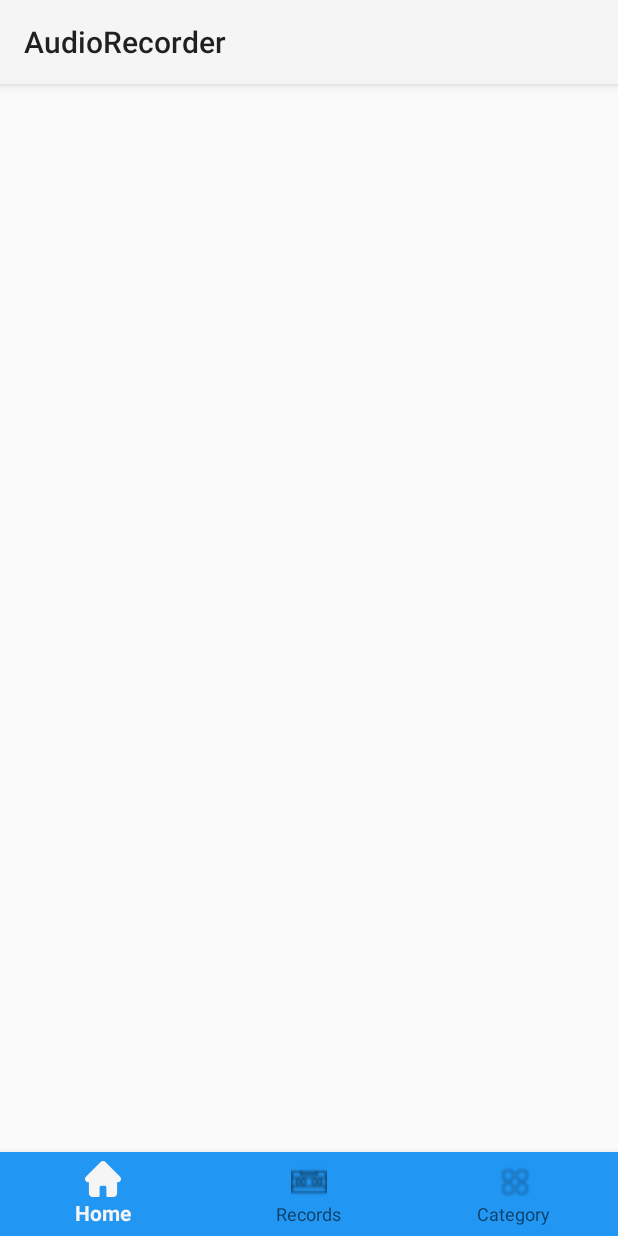
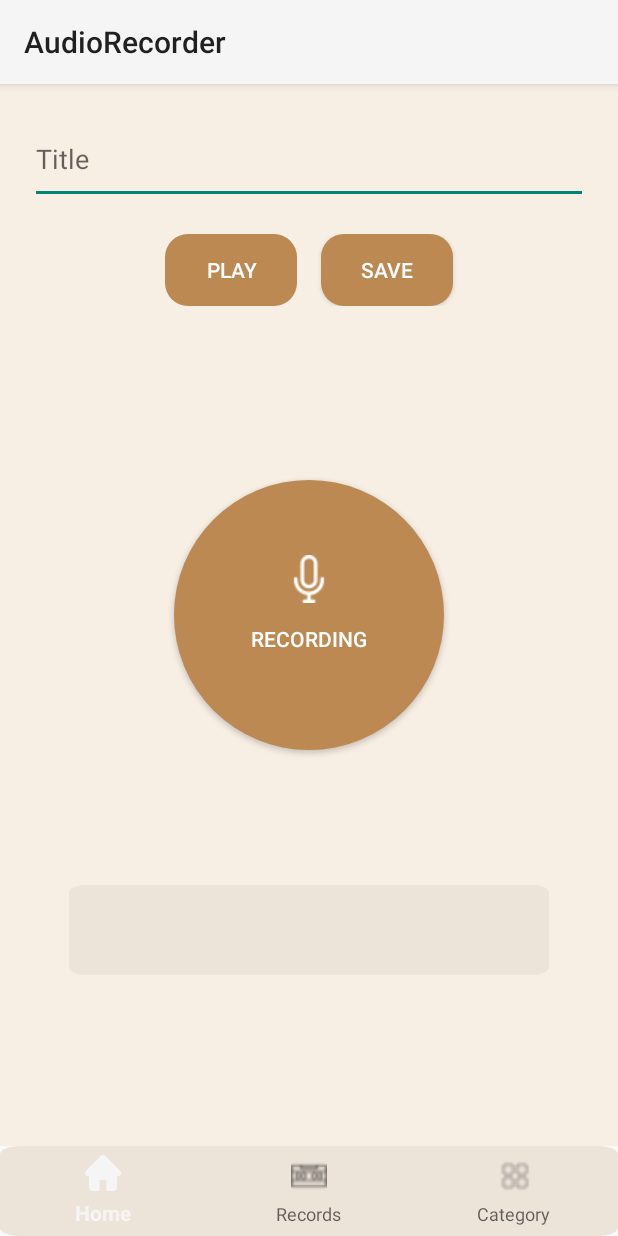
Before and after one commit to duokhongg3937/audio-recorder, an Android app: the screen it shows after launch (MainActivity), on a phone screen of 412 x 824 dp. Run offline under Robolectric (Android 15) with nearby library versions, the phone set to English and light mode, and no system bars.

Commit message:
Chinh mau giao dien, fix loi recording time mat khi chuyen fragment

```diff
--- /dev/null
+++ b/app/src/main/java/com/duokhongg/audiorecorder/FragmentCallbacks.java
@@ -0,0 +1,5 @@
+package com.duokhongg.audiorecorder;
+
+public interface FragmentCallbacks {
+    public void onMessageFromMainToFragment(String message);
+}
--- a/app/src/main/java/com/duokhongg/audiorecorder/HomeFragment.java
+++ b/app/src/main/java/com/duokhongg/audiorecorder/HomeFragment.java
@@ -1,12 +1,19 @@
 package com.duokhongg.audiorecorder;
 
+import android.app.AlertDialog;
+import android.content.Context;
 import android.content.ContextWrapper;
+import android.content.DialogInterface;
+import android.content.SharedPreferences;
 import android.media.MediaPlayer;
 import android.media.MediaRecorder;
 import android.os.Bundle;
 
 import androidx.annotation.NonNull;
 import androidx.annotation.Nullable;
+import androidx.appcompat.widget.AppCompatButton;
+import androidx.core.content.ContextCompat;
+import androidx.core.content.res.ResourcesCompat;
 import androidx.fragment.app.Fragment;
 
 import android.os.Environment;
@@ -24,8 +31,9 @@ import com.google.android.material.button.MaterialButton;
 
 import java.io.File;
 import java.io.IOException;
+import java.util.Objects;
 
-public class HomeFragment extends Fragment {
+public class HomeFragment extends Fragment implements FragmentCallbacks, Timer.OnTimerClickListener {
 
     Handler timeHandler = new Handler();
     Runnable timerRunnable;
@@ -33,7 +41,7 @@ public class HomeFragment extends Fragment {
     long pausingStartTime = 0;
     long pausingEndTime = 0;
     long totalPauseTime = 0;
-    MaterialButton btnRecord;
+    AppCompatButton btnRecord;
     Button btnPlay, btnSave;
     MediaRecorder mediaRecorder;
     MediaPlayer mediaPlayer;
@@ -41,6 +49,11 @@ public class HomeFragment extends Fragment {
     TextView txtFilePath, txtRecordingTime;
     boolean isRecording = false;
     boolean isTimerPaused = true;
+    MainActivity mainActivity;
+    Timer timer;
+    String filePath = "";
+    String recordingTime = "";
+
 
     private String getRecordingFilePath(String fileTitle) {
         String title = fileTitle != null ? fileTitle : "testRecordingFile";
@@ -86,7 +99,7 @@ public class HomeFragment extends Fragment {
 
             mediaRecorder.start();
 
-            btnRecord.setIconResource(R.drawable.square);
+            btnRecord.setCompoundDrawablesWithIntrinsicBounds(null, ContextCompat.getDrawable(requireContext(), R.drawable.square), null, null);
             isRecording = true;
             txtFilePath.setText(getRecordingFilePath(edtTitle.getText().toString()));
         } catch(Exception e) {
@@ -105,22 +118,28 @@ public class HomeFragment extends Fragment {
         mediaRecorder.release();
         mediaRecorder = null;
 
-        btnRecord.setIconResource(R.drawable.mic);
+        btnRecord.setCompoundDrawablesWithIntrinsicBounds(null, ContextCompat.getDrawable(requireContext(), R.drawable.mic), null, null);
 
         // stop timer
         timeHandler.removeCallbacks(timerRunnable);
+        totalPauseTime = 0;
     }
 
     @Override
     public void onViewCreated(@NonNull View view, @Nullable Bundle savedInstanceState) {
         super.onViewCreated(view, savedInstanceState);
 
-        btnRecord = (MaterialButton) requireView().findViewById(R.id.btnRecord);
+        btnRecord = (AppCompatButton) requireView().findViewById(R.id.btnRecord);
         btnPlay = (Button) requireView().findViewById(R.id.btnPlay);
         btnSave = (Button) requireView().findViewById(R.id.btnSave);
         edtTitle = (EditText) requireView().findViewById(R.id.edtTitle);
         txtFilePath = (TextView) requireView().findViewById(R.id.txtFilePath);
         txtRecordingTime = (TextView) requireView().findViewById(R.id.txtRecordingTime);
+
+        btnSave.setBackgroundResource(R.drawable.button);
+
+        timer = new Timer();
+        timer.setOnTimerClickListener(this);
 
         btnPlay.setEnabled(false);
 
@@ -133,14 +152,15 @@ public class HomeFragment extends Fragment {
                     pausingStartTime = SystemClock.elapsedRealtime();
                     isRecording = false;
                     isTimerPaused = true;
-                    btnRecord.setIconResource(R.drawable.mic);
+                    btnRecord.setCompoundDrawablesWithIntrinsicBounds(null, ContextCompat.getDrawable(requireContext(), R.drawable.mic), null, null);
 
                     Toast.makeText(requireActivity(), "Recording is stopped", Toast.LENGTH_SHORT).show();
                 } else if (mediaRecorder != null) {
                     mediaRecorder.resume();
+                    txtFilePath.setText(getRecordingFilePath(edtTitle.getText().toString()));
                     pausingEndTime = SystemClock.elapsedRealtime();
                     totalPauseTime = totalPauseTime + (pausingEndTime - pausingStartTime);
-                    btnRecord.setIconResource(R.drawable.square);
+                    btnRecord.setCompoundDrawablesWithIntrinsicBounds(null, ContextCompat.getDrawable(requireContext(), R.drawable.square), null, null);
                     isTimerPaused = false;
                     isRecording = true;
                 } else {
@@ -173,6 +193,9 @@ public class HomeFragment extends Fragment {
             public void onClick(View view) {
                 if (mediaRecorder != null) {
                     stopRecording();
+                    txtFilePath.setText("");
+                    txtRecordingTime.setText("");
+                    edtTitle.setText("");
                     Toast.makeText(requireActivity(), "Recording is saved", Toast.LENGTH_SHORT).show();
                 } else {
                     Toast.makeText(requireActivity(), "Nothing to save", Toast.LENGTH_SHORT).show();
@@ -192,11 +215,51 @@ public class HomeFragment extends Fragment {
         return inflater.inflate(R.layout.fragment_home, container, false);
     }
 
-//    @Override
-//    public void onDestroy() {
-//        super.onDestroy();
-//        if (mediaRecorder != null && isRecording) {
-//            stopRecording();
-//        }
-//    }
+    @Override
+    public void onMessageFromMainToFragment(String message) {
+    }
+
+    private void showConfirmationDialog() {
+        AlertDialog.Builder builder = new AlertDialog.Builder(requireContext());
+
+        builder.setTitle("Confirmation")
+                .setMessage("Do you want to continue?")
+                .setPositiveButton("Yes", new DialogInterface.OnClickListener() {
+                    public void onClick(DialogInterface dialog, int id) {
+                        // User clicked Yes, continue with the operation
+                        // Add your logic here
+                    }
+                })
+                .setNegativeButton("No", new DialogInterface.OnClickListener() {
+                    public void onClick(DialogInterface dialog, int id) {
+                        // User clicked No, cancel the operation
+                        // Add your logic here or simply dismiss the dialog
+                        dialog.dismiss();
+                    }
+                });
+
+        // Create and show the AlertDialog
+        AlertDialog dialog = builder.create();
+        dialog.show();
+    }
+
+    @Override
+    public void onTimerTick(String value) {
+        System.out.println(value);
+    }
+
+    @Override
+    public void onPause() {
+        super.onPause();
+        filePath = txtFilePath.getText().toString();
+        recordingTime = txtRecordingTime.getText().toString();
+    }
+
+    @Override
+    public void onResume() {
+        super.onResume();
+
+        txtFilePath.setText(filePath);
+        txtRecordingTime.setText(recordingTime);
+    }
 }
--- a/app/src/main/java/com/duokhongg/audiorecorder/MainActivity.java
+++ b/app/src/main/java/com/duokhongg/audiorecorder/MainActivity.java
@@ -1,4 +1,6 @@
 package com.duokhongg.audiorecorder;
+
+import static android.graphics.Color.parseColor;
 
 import androidx.appcompat.app.AppCompatActivity;
 import androidx.core.app.ActivityCompat;
@@ -12,9 +14,12 @@ import android.content.ContextWrapper;
 import android.content.pm.PackageManager;
 import android.media.MediaPlayer;
 import android.media.MediaRecorder;
+import android.os.Build;
 import android.os.Bundle;
 import android.os.Environment;
 import android.view.View;
+import android.view.Window;
+import android.view.WindowManager;
 import android.widget.Button;
 import android.widget.Toast;
 
@@ -23,10 +28,14 @@ import com.google.android.material.bottomnavigation.BottomNavigationView;
 import java.io.File;
 
 
-public class MainActivity extends AppCompatActivity {
+public class MainActivity extends AppCompatActivity implements MainCallbacks {
 
     BottomNavigationView bottomNavigationView;
     static int MICROPHONE_PERMISSION_CODE = 200;
+    FragmentManager fragmentManager;
+    RecordsFragment recordsFragment;
+    CategoryFragment categoryFragment;
+    HomeFragment homeFragment;
 
     @Override
     protected void onCreate(Bundle savedInstanceState) {
@@ -34,34 +43,39 @@ public class MainActivity extends AppCompatActivity {
         setContentView(R.layout.activity_main);
 
         bottomNavigationView = (BottomNavigationView) findViewById(R.id.navigationView);
-        replaceFragment(new HomeFragment());
+        fragmentManager = getSupportFragmentManager();
+        homeFragment = new HomeFragment();
+        recordsFragment = new RecordsFragment();
+        categoryFragment = new CategoryFragment();
+        replaceFragment(homeFragment);
 
         if (isMicPresent()) {
             getMicPermission();
+        }
+
+        if (Build.VERSION.SDK_INT >= Build.VERSION_CODES.LOLLIPOP) {
+            Window window = getWindow();
+            window.addFlags(WindowManager.LayoutParams.FLAG_DRAWS_SYSTEM_BAR_BACKGROUNDS);
+            window.setStatusBarColor(parseColor("#bc8953"));
         }
 
 
 
         bottomNavigationView.setOnItemSelectedListener(item -> {
             if (item.getItemId() == R.id.home) {
-                replaceFragment(new HomeFragment());
+                replaceFragment(homeFragment);
             } else if (item.getItemId() == R.id.record) {
-                replaceFragment(new RecordsFragment());
+                replaceFragment(recordsFragment);
             } else {
-                replaceFragment(new CategoryFragment());
+                replaceFragment(categoryFragment);
             }
-
             return true;
         });
     }
 
 
     private boolean isMicPresent() {
-        if (this.getPackageManager().hasSystemFeature(PackageManager.FEATURE_MICROPHONE)) {
-            return true;
-        } else {
-            return false;
-        }
+        return this.getPackageManager().hasSystemFeature(PackageManager.FEATURE_MICROPHONE);
     }
 
     private void getMicPermission() {
@@ -72,11 +86,14 @@ public class MainActivity extends AppCompatActivity {
 
 
     private void replaceFragment(Fragment fragment) {
-        FragmentManager fragmentManager = getSupportFragmentManager();
         FragmentTransaction fragmentTransaction = fragmentManager.beginTransaction();
         fragmentTransaction.replace(R.id.frameLayout, fragment);
         fragmentTransaction.commit();
     }
 
 
+    @Override
+    public void onMessageFromFragmentToMain(String sender, String message) {
+        Toast.makeText(getApplication(), "SENDER: " + sender + "\n" + "MESSAGE: " + message, Toast.LENGTH_SHORT).show();
+    }
 }
--- /dev/null
+++ b/app/src/main/java/com/duokhongg/audiorecorder/MainCallbacks.java
@@ -0,0 +1,5 @@
+package com.duokhongg.audiorecorder;
+
+public interface MainCallbacks {
+    public void onMessageFromFragmentToMain(String sender, String message);
+}
--- a/app/src/main/java/com/duokhongg/audiorecorder/RecordsFragment.java
+++ b/app/src/main/java/com/duokhongg/audiorecorder/RecordsFragment.java
@@ -22,11 +22,14 @@ import java.util.Arrays;
 import java.util.List;
 import java.util.stream.Collectors;
 
-public class RecordsFragment extends Fragment {
+public class RecordsFragment extends Fragment implements FragmentCallbacks {
 
     ListView listRecords;
     List<File> listRecordsData;
     MediaPlayer mediaPlayer;
+    MainActivity mainActivity;
+
+
 
     private String getRecordingFilePath(String fileTitle) {
         ContextWrapper contextWrapper = new ContextWrapper(requireActivity().getApplicationContext());
@@ -46,7 +49,7 @@ public class RecordsFragment extends Fragment {
             }
         }
 
-        return new ArrayList<>(); //
+        return new ArrayList<>();
     }
 
     @Override
@@ -96,4 +99,8 @@ public class RecordsFragment extends Fragment {
         super.onDestroy();
         mediaPlayer = null;
     }
+
+    @Override
+    public void onMessageFromMainToFragment(String message) {
+    }
 }
--- /dev/null
+++ b/app/src/main/java/com/duokhongg/audiorecorder/Timer.java
@@ -0,0 +1,52 @@
+package com.duokhongg.audiorecorder;
+
+
+import android.os.Handler;
+import android.os.Looper;
+
+public class Timer {
+    interface OnTimerClickListener {
+        void onTimerTick(String value);
+    }
+
+
+    private Handler handler = new Handler(Looper.getMainLooper());
+    private Runnable runnable;
+    private long duration = 1L;
+    private long delay = 100L;
+    private OnTimerClickListener onTimerClickListener;
+
+    Timer() {
+        runnable = new Runnable() {
+            @Override
+            public void run() {
+                duration += delay;
+                handler.postDelayed(runnable, delay);
+                onTimerClickListener.onTimerTick(String.valueOf(duration));
+            }
+        };
+    }
+
+    private void start() {
+        handler.postDelayed(runnable, delay);
+    }
+
+    private void pause() {
+        handler.removeCallbacks(runnable);
+    }
+
+    private void stop() {
+        handler.removeCallbacks(runnable);
+        duration = 0L;
+    }
+
+    public void setOnTimerClickListener(OnTimerClickListener listener) {
+        this.onTimerClickListener = listener;
+    }
+
+
+
+
+
+
+}
--- /dev/null
+++ b/app/src/main/res/drawable/button.xml
@@ -0,0 +1,8 @@
+<?xml version="1.0" encoding="utf-8"?>
+<shape
+    xmlns:android="http://schemas.android.com/apk/res/android"
+    android:shape="rectangle">
+    <corners
+        android:radius="15dp"/>
+    <solid android:color="#bc8953" />
+</shape>
--- /dev/null
+++ b/app/src/main/res/drawable/button_round.xml
@@ -0,0 +1,7 @@
+<?xml version="1.0" encoding="utf-8"?>
+<shape
+    xmlns:android="http://schemas.android.com/apk/res/android"
+    android:shape="oval">
+
+    <solid android:color="#bc8953" />
+</shape>
--- /dev/null
+++ b/app/src/main/res/drawable/rectangle_1.xml
@@ -0,0 +1,19 @@
+<?xml version="1.0" encoding="utf-8"?>
+<vector
+    xmlns:android="http://schemas.android.com/apk/res/android"
+    xmlns:aapt="http://schemas.android.com/aapt"
+    android:width="315dp"
+    android:height="60dp"
+    android:viewportWidth="315"
+    android:viewportHeight="110"
+    >
+    <group>
+        <clip-path
+            android:pathData="M10 0H305C310.523 0 315 4.47715 315 10V100C315 105.523 310.523 110 305 110H10C4.47715 110 0 105.523 0 100V10C0 4.47715 4.47715 0 10 0Z"
+            />
+        <path
+            android:pathData="M0 0V110H315V0"
+            android:fillColor="#ECE3D9"
+            />
+    </group>
+</vector>
--- a/app/src/main/res/layout/activity_main.xml
+++ b/app/src/main/res/layout/activity_main.xml
@@ -24,7 +24,7 @@
         android:id="@+id/navigationView"
         android:layout_width="match_parent"
         android:layout_height="wrap_content"
-        android:background="#2196F3"
+        android:background="@drawable/rectangle_1"
         app:layout_constraintBottom_toBottomOf="parent"
         app:layout_constraintEnd_toEndOf="parent"
         app:layout_constraintStart_toStartOf="parent" />
--- a/app/src/main/res/layout/fragment_category.xml
+++ b/app/src/main/res/layout/fragment_category.xml
@@ -3,7 +3,8 @@
     xmlns:tools="http://schemas.android.com/tools"
     android:layout_width="match_parent"
     android:layout_height="match_parent"
-    tools:context=".CategoryFragment">
+    tools:context=".CategoryFragment"
+    android:background="#F8EFE4">
 
     <!-- TODO: Update blank fragment layout -->
     <TextView
--- a/app/src/main/res/layout/fragment_home.xml
+++ b/app/src/main/res/layout/fragment_home.xml
@@ -3,6 +3,7 @@
     xmlns:tools="http://schemas.android.com/tools"
     android:layout_width="match_parent"
     android:layout_height="match_parent"
+    android:background="#F8EFE4"
     xmlns:app="http://schemas.android.com/apk/res-auto"
     tools:context=".HomeFragment">
 
@@ -20,16 +21,20 @@
         android:layout_marginTop="100dp"
         android:gravity="center">
 
-        <Button
+        <androidx.appcompat.widget.AppCompatButton
             android:id="@+id/btnPlay"
             android:layout_width="wrap_content"
             android:layout_height="wrap_content"
             android:layout_marginStart="8dp"
             android:layout_marginEnd="8dp"
-            android:text="Play" />
+            android:background="@drawable/button"
+            android:textColor="#FFFFFF"
+            android:text="Play"/>
 
-        <Button
+        <androidx.appcompat.widget.AppCompatButton
             android:id="@+id/btnSave"
+            android:textColor="#FFFFFF"
+            android:background="@drawable/button"
             android:layout_width="wrap_content"
             android:layout_height="wrap_content"
             android:layout_marginStart="8dp"
@@ -37,14 +42,18 @@
             android:text="Save" />
     </LinearLayout>
 
-    <com.google.android.material.button.MaterialButton
+    <androidx.appcompat.widget.AppCompatButton
         android:id="@+id/btnRecord"
         android:layout_width="180dp"
         android:layout_height="180dp"
         android:layout_gravity="center"
-        app:icon="@drawable/mic"
-        app:iconGravity="textTop"
-        app:iconSize="@android:dimen/app_icon_size" />
+        android:background="@drawable/button_round"
+        android:drawableTop="@drawable/mic"
+        android:padding="50dp"
+        android:text="Recording"
+        android:gravity="center"
+        android:textColor="#FFFFFF"
+        />
 
     <TextView
         android:textAlignment="center"
@@ -58,9 +67,13 @@
         android:textSize="30sp"
         android:textAlignment="center"
         android:layout_gravity="center"
-        android:layout_marginTop="200dp"
+        android:layout_marginTop="210dp"
+        android:gravity="center"
         android:id="@+id/txtRecordingTime"
-        android:layout_width="match_parent"
+        android:layout_width="320dp"
+        android:background="@drawable/rectangle_1"
         android:layout_height="wrap_content" />
 
+
+
 </FrameLayout>
--- a/app/src/main/res/layout/fragment_records.xml
+++ b/app/src/main/res/layout/fragment_records.xml
@@ -3,7 +3,8 @@
     xmlns:tools="http://schemas.android.com/tools"
     android:layout_width="match_parent"
     android:layout_height="match_parent"
-    tools:context=".RecordsFragment">
+    tools:context=".RecordsFragment"
+    android:background="#F8EFE4">
 
    <ListView
        android:id="@+id/listRecords"
--- a/app/src/main/res/menu/bottom_nav_menu.xml
+++ b/app/src/main/res/menu/bottom_nav_menu.xml
@@ -12,6 +12,7 @@
         android:layout_width="wrap_content"
         android:layout_height="wrap_content"
         android:icon="@drawable/record"
+        android:iconTint="@color/cardview_dark_background"
         android:title="Records" />
     <item
         android:id="@+id/category"
--- a/app/src/main/res/values/colors.xml
+++ b/app/src/main/res/values/colors.xml
@@ -1,5 +1,2 @@
 <?xml version="1.0" encoding="utf-8"?>
-<resources>
-    <color name="black">#FF000000</color>
-    <color name="white">#FFFFFFFF</color>
-</resources>
+<resources></resources>
```
Also changed, not shown: app/src/main/res/layout/custom_list_item.xml (deleted, +0 -28 lines), app/src/main/res/drawable/circle.png (deleted), app/src/main/res/drawable/mic.png, app/src/main/res/drawable/square.png.
